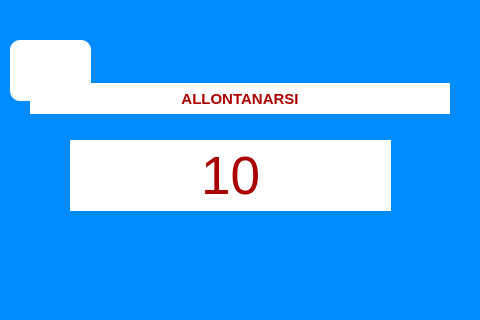
The window that view/timer_window.ui (ISacchitella/MicroOne_v1.1) describes before a commit, drawn with Qt 5.
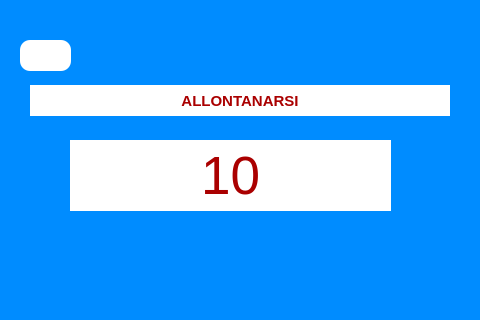
The same window after the commit. Icons and pictures are not drawn.

```diff
--- a/view/timer_window.ui
+++ b/view/timer_window.ui
@@ -20,7 +20,7 @@
    <property name="geometry">
     <rect>
      <x>30</x>
-     <y>83</y>
+     <y>85</y>
      <width>420</width>
      <height>31</height>
     </rect>
@@ -160,10 +160,10 @@
   <widget class="QPushButton" name="poweroff_btn">
    <property name="geometry">
     <rect>
-     <x>10</x>
+     <x>20</x>
      <y>40</y>
-     <width>81</width>
-     <height>61</height>
+     <width>51</width>
+     <height>31</height>
     </rect>
    </property>
    <property name="font">
```
Left out of the diff: 23 changed lines with no effect on the pictures.
